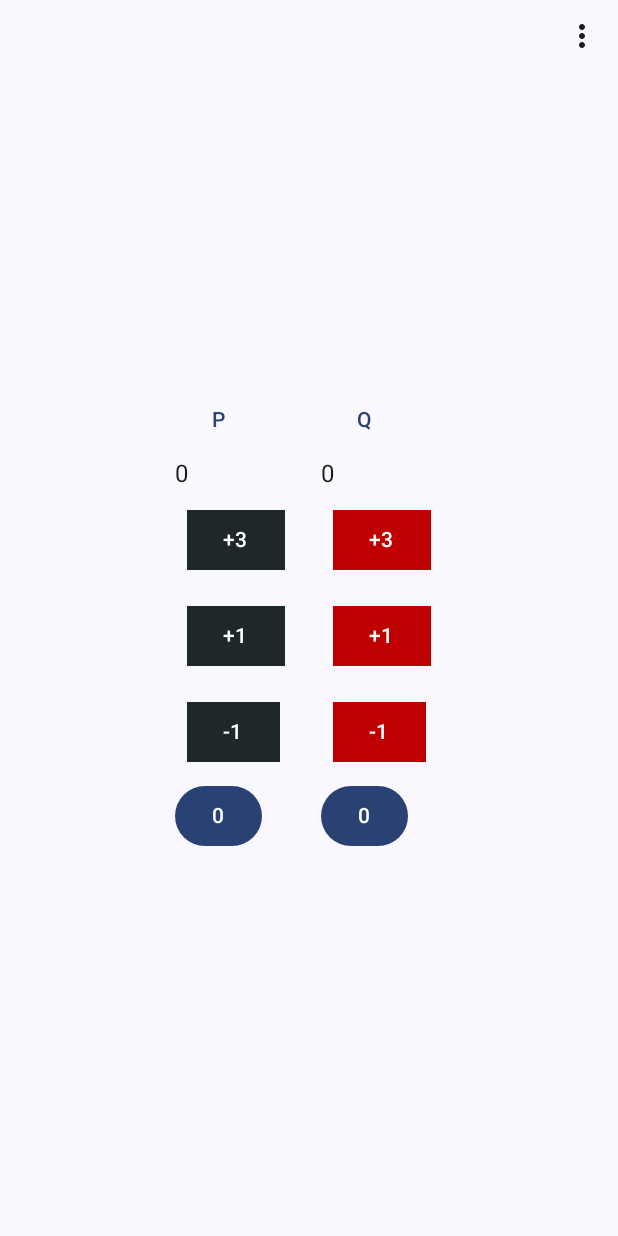
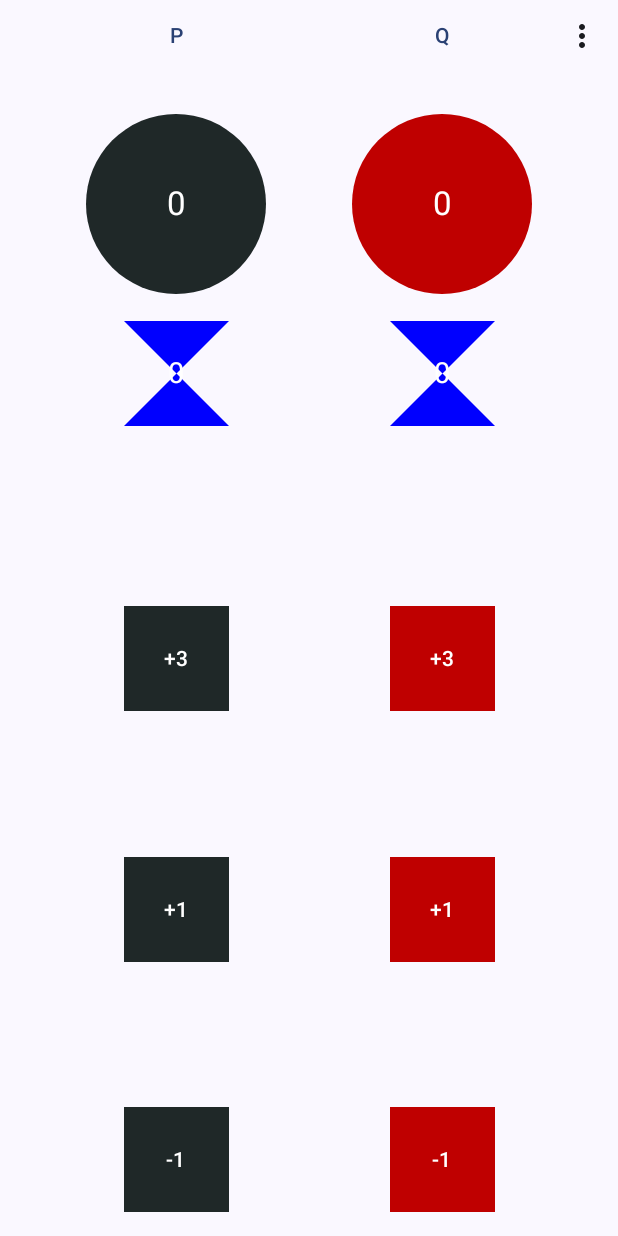
Before and after one commit to alexaleluia12/SomaTruco2, an Android app built with Jetpack Compose: the screen it shows after launch (MainActivity), on a phone screen of 412 x 824 dp. Run offline under Robolectric (Android 15) with nearby library versions, the phone set to English and light mode, and no system bars.

Commit message:
melhora visual e inclui traducao en,pt,es

```diff
--- a/app/src/main/java/com/alexaleluia12/somatruco2/MainActivity.kt
+++ b/app/src/main/java/com/alexaleluia12/somatruco2/MainActivity.kt
@@ -5,6 +5,7 @@ import android.os.Bundle
 import android.view.WindowManager
 import androidx.activity.ComponentActivity
 import androidx.activity.compose.setContent
+import androidx.compose.foundation.background
 import androidx.compose.foundation.layout.Arrangement
 import androidx.compose.foundation.layout.Box
 import androidx.compose.foundation.layout.Column
@@ -13,8 +14,11 @@ import androidx.compose.foundation.layout.Spacer
 import androidx.compose.foundation.layout.fillMaxHeight
 import androidx.compose.foundation.layout.fillMaxSize
 import androidx.compose.foundation.layout.padding
+import androidx.compose.foundation.layout.size
 import androidx.compose.foundation.layout.width
+import androidx.compose.foundation.layout.wrapContentHeight
 import androidx.compose.foundation.layout.wrapContentSize
+import androidx.compose.foundation.shape.CircleShape
 import androidx.compose.material.icons.Icons
 import androidx.compose.material.icons.filled.MoreVert
 import androidx.compose.material.icons.outlined.Edit
@@ -39,10 +43,19 @@ import androidx.compose.runtime.remember
 import androidx.compose.runtime.setValue
 import androidx.compose.ui.Alignment
 import androidx.compose.ui.Modifier
+import androidx.compose.ui.geometry.Offset
+import androidx.compose.ui.geometry.Rect
+import androidx.compose.ui.geometry.Size
 import androidx.compose.ui.graphics.Color
+import androidx.compose.ui.graphics.Outline
+import androidx.compose.ui.graphics.Path
 import androidx.compose.ui.graphics.RectangleShape
+import androidx.compose.ui.graphics.Shape
 import androidx.compose.ui.res.stringResource
+import androidx.compose.ui.text.style.TextAlign
 import androidx.compose.ui.tooling.preview.Preview
+import androidx.compose.ui.unit.Density
+import androidx.compose.ui.unit.LayoutDirection
 import androidx.compose.ui.unit.dp
 import androidx.lifecycle.viewmodel.compose.viewModel
 import com.alexaleluia12.somatruco2.data.AppProperties
@@ -50,9 +63,12 @@ import com.alexaleluia12.somatruco2.data.GameViewModel
 import com.alexaleluia12.somatruco2.ui.theme.Black
 import com.alexaleluia12.somatruco2.ui.theme.Red
 import com.alexaleluia12.somatruco2.ui.theme.SomaTruco2Theme
+import com.alexaleluia12.somatruco2.ui.theme.Typography
 
 class MainActivity : ComponentActivity() {
+
     override fun onCreate(savedInstanceState: Bundle?) {
+
         super.onCreate(savedInstanceState)
         window.addFlags(WindowManager.LayoutParams.FLAG_KEEP_SCREEN_ON)
         setContent {
@@ -97,10 +113,10 @@ fun Screen(
             },
             confirmButton = {
                 TextButton(onClick = { canShowAlert = false }) {
-                    Text("Ok")
+                    Text(stringResource(R.string.ok))
                 }
             },
-            text = { Text("Cuidado! esta de 11") }
+            text = { Text(stringResource(R.string.breakthrow_point)) }
         )
     }
     var showResetAlert by remember { mutableStateOf(false) }
@@ -115,15 +131,15 @@ fun Screen(
                     showResetAlert = false
                     appViewModel.reset()
                 }) {
-                    Text("Ok")
+                    Text(stringResource(R.string.ok))
                 }
             },
             dismissButton = {
                 TextButton(onClick = { showResetAlert = false }) {
-                    Text("Cancelar")
+                    Text(stringResource(R.string.cancel))
                 }
             },
-            text = { Text("Deseja zerar todos pontos e voltar ao início") }
+            text = { Text(stringResource(R.string.confir_reset_msg)) }
         )
     }
 
@@ -146,8 +162,10 @@ fun Screen(
     )
 
     Row(
-        modifier = modifier.fillMaxSize(),
-        horizontalArrangement = Arrangement.Center,
+        modifier = modifier
+            .fillMaxSize()
+            .padding(bottom = 16.dp),
+        horizontalArrangement = Arrangement.SpaceEvenly,
     ) {
         Player(
             points = uiState.playerOne.count,
@@ -161,7 +179,7 @@ fun Screen(
             onSaveName = appViewModel::changeNamePlayerOne,
             color = Black,
         )
-        Spacer(modifier = Modifier.width(16.dp))
+        //Spacer(modifier = Modifier.width(16.dp))
 
         Player(
             points = uiState.playerTwo.count,
@@ -179,7 +197,7 @@ fun Screen(
 
 }
 
-// TODO(deixar botoes e texto maiores)
+
 @Composable
 fun Player(
     modifier: Modifier = Modifier.fillMaxHeight(),
@@ -194,42 +212,113 @@ fun Player(
 ) {
     Column(
         modifier = modifier,
-        verticalArrangement = Arrangement.Center
+        verticalArrangement = Arrangement.Bottom,
+        horizontalAlignment = Alignment.CenterHorizontally,
     ) {
+        Column(modifier.weight(1f),  horizontalAlignment = Alignment.CenterHorizontally,) {
+            PlayerName(name = name, onSaveName = onSaveName, finally = { })
+            Spacer(modifier = Modifier.size(28.dp))
+            Text(
+                text = points.toString(),
+                textAlign = TextAlign.Center,
+                color = Color.White,
+                style = Typography.titleLarge,
+                modifier = Modifier
+                    .size(120.dp)
+                    .background(color = color, shape = CircleShape)
+                    .wrapContentHeight(align = Alignment.CenterVertically)
+            )
+            Spacer(modifier = Modifier.size(18.dp))
+            Text(
+                text = wins.toString(),
+                textAlign = TextAlign.Center,
+                color = Color.White,
+                modifier = Modifier
+                    .size(70.dp)
+                    .background(color = Color.Blue, shape = PentagoShape())
+                    .wrapContentHeight(align = Alignment.CenterVertically)
 
-        PlayerName(name = name, onSaveName =  onSaveName, finally = { })
-        Text(text = points.toString())
-        // TODO(btn deve se quadrado)
+            )
+
+        }
+        Column(
+            modifier = Modifier.weight(1f),
+            verticalArrangement = Arrangement.SpaceBetween) {
+
+
             Button(
                 onClick = onAddThree,
-            shape=RectangleShape,
-            modifier=Modifier.padding(8.dp),
-            colors=ButtonDefaults.buttonColors(containerColor = color, contentColor = Color.White),
+                shape = RectangleShape,
+                modifier = Modifier.size(70.dp),
+                colors = ButtonDefaults.buttonColors(
+                    containerColor = color,
+                    contentColor = Color.White
+                ),
             ) {
-            Text("+3",)
+                Text("+3")
             }
             Button(
                 onClick = onAddOne,
                 shape = RectangleShape,
-            modifier = Modifier.padding(8.dp),
-            colors=ButtonDefaults.buttonColors(containerColor = color),
+                modifier = Modifier.size(70.dp),
+                colors = ButtonDefaults.buttonColors(
+                    containerColor = color,
+                    contentColor = Color.White
+                ),
             ) {
                 Text("+1")
             }
 
             Button(
                 onClick = onMinusOne,
-            shape=RectangleShape,
-            modifier=Modifier.padding(8.dp),
-            colors=ButtonDefaults.buttonColors(containerColor = color),
+                shape = RectangleShape,
+                modifier = Modifier.size(70.dp),
+                colors = ButtonDefaults.buttonColors(
+                    containerColor = color,
+                    contentColor = Color.White
+                )
             ) {
-            Text("-1", )
+                Text("-1")
+            }
         }
 
-        Button(onClick = {}) {
-            Text(wins.toString())
     }
 }
+
+class PentagoShape : Shape {
+    override fun createOutline(
+        size: Size,
+        layoutDirection: LayoutDirection,
+        density: Density
+    ): Outline {
+        return Outline.Generic(
+            path = mycustonDraw(size = size)
+        )
+    }
+    // TODO(deixar estrela certinho)
+    fun mycustonDraw(size: Size): Path {
+        val path = Path()
+        path.moveTo(0f, 0f)
+        path.lineTo(size.width / 2f, size.height / 2f)
+        path.lineTo(size.width, 0f)
+        path.close()
+
+        val tp = Path().apply {
+            moveTo(0f, 0f)
+            lineTo(size.width / 2f, size.height / 2f)
+            lineTo(size.width, 0f)
+            close()
+        }
+        val bt = Path().apply {
+            moveTo(0f, size.height)
+            lineTo(size.width / 2f, size.height / 2f)
+            lineTo(size.width, size.height)
+            close()
+        }
+        tp.addPath(bt, Offset(0f, 0f))
+        return tp
+    }
+
 }
 
 @OptIn(ExperimentalMaterial3Api::class)
@@ -254,7 +343,7 @@ fun PlayerName(name: String, onSaveName: (name: String) -> Unit, finally: () ->
                     onSaveName(tmpName)
                     finally()
                 }) {
-                    Text("Salvar")
+                    Text(stringResource(R.string.save))
                 }
             },
             dismissButton = {
@@ -262,7 +351,7 @@ fun PlayerName(name: String, onSaveName: (name: String) -> Unit, finally: () ->
                     showChangeNameDialog = false
                     finally()
                 }) {
-                    Text("Cancelar")
+                    Text(stringResource(R.string.cancel))
                 }
             },
             title = {
@@ -283,12 +372,12 @@ fun PlayerName(name: String, onSaveName: (name: String) -> Unit, finally: () ->
         )
     }
 }
-
+//TODO(avaliar se eh possivel apenas chamar as funcoes de edit emvez de criar PlayerName)
 @Composable
 fun ScreamMenu(
     reset: () -> Unit,
-    optA:  @Composable (() -> Unit) -> Unit, // clear menu after complete edit a name
-    optB:  @Composable (() -> Unit) -> Unit,
+    optA: @Composable (() -> Unit) -> Unit, // clear menu after complete edit a name
+    optB: @Composable (() -> Unit) -> Unit,
 ) {
     // nova callback passa clear e retorna composable
     var expanded by remember { mutableStateOf(false) }
@@ -301,20 +390,26 @@ fun ScreamMenu(
     )
     {
         IconButton(onClick = { expanded = true }) {
-            Icon(Icons.Default.MoreVert, contentDescription = "More options")
+            Icon(Icons.Default.MoreVert, contentDescription = stringResource(R.string.description_menu))
         }
         DropdownMenu(expanded = expanded, onDismissRequest = { expanded = false }) {
-            DropdownMenuItem(text = { Text("Zerar tudo") }, onClick = {
+            DropdownMenuItem(text = { Text(stringResource(R.string.clear_msg)) }, onClick = {
                 expanded = false
                 reset()
             })
-            DropdownMenuItem(text = {
+            DropdownMenuItem(
+                text = {
                     optA() { expanded = false }
-            }, onClick = { }, leadingIcon = { Icon(Icons.Outlined.Edit, contentDescription = "editar") })
+                },
+                onClick = { },
+                leadingIcon = { Icon(Icons.Outlined.Edit, contentDescription = stringResource(R.string.description_edit)) })
 
-            DropdownMenuItem(text = {
+            DropdownMenuItem(
+                text = {
                     optB() { expanded = false }
-            }, onClick = { }, leadingIcon = { Icon(Icons.Outlined.Edit, contentDescription = "editar") })
+                },
+                onClick = { },
+                leadingIcon = { Icon(Icons.Outlined.Edit, contentDescription = stringResource(R.string.description_edit)) })
         }
     }
 }
--- a/app/src/main/java/com/alexaleluia12/somatruco2/ui/theme/Color.kt
+++ b/app/src/main/java/com/alexaleluia12/somatruco2/ui/theme/Color.kt
@@ -1,17 +1,18 @@
 package com.alexaleluia12.somatruco2.ui.theme
 
-import androidx.compose.material3.ButtonColors
 import androidx.compose.ui.graphics.Color
 
-val Purple80 = Color(0xFFD0BCFF)
+
 val PurpleGrey80 = Color(0xFFCCC2DC)
 val Pink80 = Color(0xFFEFB8C8)
 
-val Purple40 = Color(0xFF6650a4)
+
 val PurpleGrey40 = Color(0xFF625b71)
 val Pink40 = Color(0xFF7D5260)
 
 val Black = Color(0xff1f2828)
 val Red = Color(0xffbf0000)
-val LightBlack = Color(0xff2F3333)
-val LightRed = Color(0xffbf0000)
+val DarkBlack = Color(0xff576666)
+val DarkRed = Color(0xff960000)
+val Blue = Color(0xff203be8)
+val DarkBlue = Color(0xff0e1b6e)
--- a/app/src/main/java/com/alexaleluia12/somatruco2/ui/theme/Theme.kt
+++ b/app/src/main/java/com/alexaleluia12/somatruco2/ui/theme/Theme.kt
@@ -16,13 +16,13 @@ import androidx.compose.ui.platform.LocalView
 import androidx.core.view.WindowCompat
 
 private val DarkColorScheme = darkColorScheme(
-    primary = Purple80,
+    primary = DarkBlue,
     secondary = PurpleGrey80,
-    tertiary = Pink80
+    tertiary = Pink80,
 )
 
 private val LightColorScheme = lightColorScheme(
-    primary = Purple40,
+    primary = Blue,
     secondary = PurpleGrey40,
     tertiary = Pink40
 
--- a/app/src/main/java/com/alexaleluia12/somatruco2/ui/theme/Type.kt
+++ b/app/src/main/java/com/alexaleluia12/somatruco2/ui/theme/Type.kt
@@ -11,7 +11,7 @@ val Typography = Typography(
     bodyLarge = TextStyle(
         fontFamily = FontFamily.Default,
         fontWeight = FontWeight.Normal,
-        fontSize = 16.sp,
+        fontSize = 19.sp,
         lineHeight = 24.sp,
         letterSpacing = 0.5.sp
     )
--- a/app/src/main/res/values/strings.xml
+++ b/app/src/main/res/values/strings.xml
@@ -1,4 +1,12 @@
 <resources>
     <string name="app_name">SomaTruco2</string>
-    <string name="availableSpace">Mudar nome (%1$d)</string>
+    <string name="availableSpace">Change name(%1$d)</string>
+    <string name="ok">OK</string>
+    <string name="breakthrow_point">Warning! reach 11</string>
+    <string name="cancel">Cancel</string>
+    <string name="confir_reset_msg">Clear everything and restart from zero</string>
+    <string name="save">Save</string>
+    <string name="description_menu">More options</string>
+    <string name="clear_msg">Clear All</string>
+    <string name="description_edit">edit</string>
 </resources>
```
Also changed, not shown: 3 other files. Lines whose indentation alone changed are shown as unchanged.
